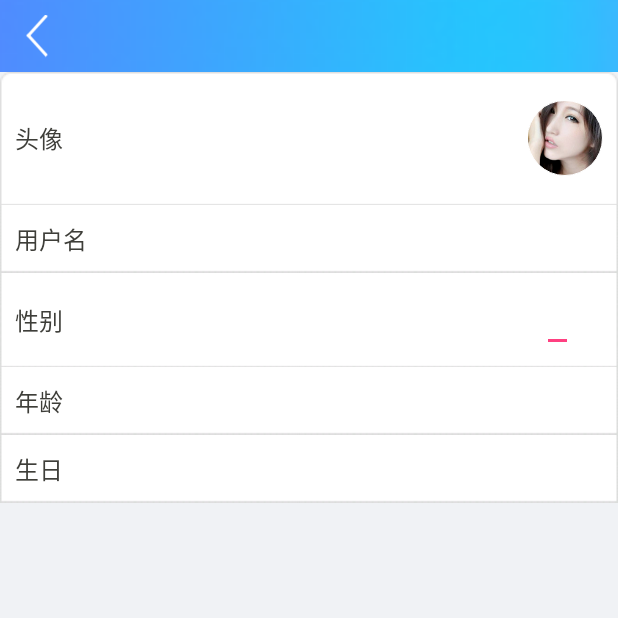
After one commit to wangyuhang0469/iplan, an Android app: the MakeUserInfo screen opened directly, with no data from a screen before it, on a phone screen of 412 x 824 dp, the top half of it. The commit adds this screen. Run offline under Robolectric (Android 15) with nearby library versions, the phone set to English and light mode, and no system bars; our stand-ins replace CircleImageView.

Commit message:
用户资料页面开发

```diff
--- a/app/src/main/AndroidManifest.xml
+++ b/app/src/main/AndroidManifest.xml
@@ -74,13 +74,18 @@
         <activity android:name=".bean.ScheduleMessage" />
         <activity android:name=".ui.AboutUs" />
         <activity android:name=".ui.Share" />
-        <activity android:name=".ui.FeedBack"></activity>
+        <activity android:name=".ui.FeedBack" />
         <activity android:name=".bean.ScheduleMessage" />
-        <activity android:name=".ui.SetSendActivity"></activity><!-- ATTENTION: This was auto-generated to add Google Play services to your project for
-     App Indexing.  See https://g.co/AppIndexing/AndroidStudio for more information. -->
+        <activity android:name=".ui.SetSendActivity" />
+        <!--
+ ATTENTION: This was auto-generated to add Google Play services to your project for
+     App Indexing.  See https://g.co/AppIndexing/AndroidStudio for more information.
+        -->
         <meta-data
             android:name="com.google.android.gms.version"
             android:value="@integer/google_play_services_version" />
+
+        <activity android:name=".ui.MakeUserInfo"></activity>
     </application>
 
 </manifest>
--- a/app/src/main/java/com/example/iplan/bean/User.java
+++ b/app/src/main/java/com/example/iplan/bean/User.java
@@ -13,6 +13,7 @@ import cn.bmob.v3.BmobUser;
 public class User extends BmobUser {
 
     private String avatar;
+    private String sex;
 
     public User(){}
 
@@ -26,7 +27,12 @@ public class User extends BmobUser {
         return avatar;
     }
 
+
+
     public void setAvatar(String avatar) {
         this.avatar = avatar;
     }
+
+
+
 }
--- /dev/null
+++ b/app/src/main/java/com/example/iplan/ui/MakeUserInfo.java
@@ -0,0 +1,18 @@
+package com.example.iplan.ui;
+
+import android.support.v7.app.AppCompatActivity;
+import android.os.Bundle;
+
+import com.example.iplan.R;
+import com.example.iplan.model.UserModel;
+
+public class MakeUserInfo extends AppCompatActivity {
+
+    @Override
+    protected void onCreate(Bundle savedInstanceState) {
+        super.onCreate(savedInstanceState);
+        setContentView(R.layout.activity_make_user_info);
+
+//        String bbb = UserModel.getInstance().getCurrentUser().setEmail();
+    }
+}
--- a/app/src/main/java/com/example/iplan/ui/UserInfoChange.java
+++ b/app/src/main/java/com/example/iplan/ui/UserInfoChange.java
@@ -2,6 +2,7 @@ package com.example.iplan.ui;
 
 import android.os.Bundle;
 import android.support.v7.app.AppCompatActivity;
+import android.text.TextUtils;
 import android.view.View;
 import android.widget.EditText;
 import android.widget.ImageView;
@@ -12,6 +13,7 @@ import android.widget.TextView;
 import com.example.iplan.R;
 import com.example.iplan.base.ImageLoaderFactory;
 import com.example.iplan.bean.User;
+import com.example.iplan.model.UserModel;
 
 import butterknife.Bind;
 import butterknife.ButterKnife;
@@ -43,12 +45,10 @@ public class UserInfoChange extends AppCompatActivity {
             super.onCreate(savedInstanceState);
             setContentView(R.layout.activity_user_info_change);
             ButterKnife.bind(this);
-//            initNaviView();
-//            user = (User) getBundle().getSerializable("u");
-            //构造聊天方的用户信息:传入用户id、用户名和用户头像三个参数
-//            info = new BmobIMUserInfo(user.getObjectId(), user.getUsername(), user.getAvatar());
-//            ImageLoaderFactory.getLoader().loadAvator(iv_avator, user.getAvatar(), R.mipmap.head);
-//            tv_name1.setText(user.getUsername());
+
+            String username = UserModel.getInstance().getCurrentUser().getUsername();
+            tv_name1.setText(TextUtils.isEmpty(username)?"":username);
+
         }
 
 
--- a/app/src/main/res/layout/activity_about_us.xml
+++ b/app/src/main/res/layout/activity_about_us.xml
@@ -34,8 +34,8 @@
         android:layout_width="fill_parent"
         android:layout_height="match_parent"
         android:textSize="13dp"
-        android:text="\t\t\t\t校园兼职职能介绍
-新兼职APP是一款定位于在校大学生兼职，辅以校园街（校内物品交易）、交友以及大学资讯为主要内容的大学生应用APP，该APP共搭建了三种平台:分别为兼职平台、校园街平台、资讯平台，致力于为大学生提供真实、好玩、实用的生活与服务。\n
+        android:text="\t\t\t\tIplan职能介绍
+IplanAPP是一款定位于，辅（校内物品交易）、交友以及大学资讯为主要内容的大学生应用APP，该APP共搭建了三种平台:分别为兼职平台、校园街平台、资讯平台，致力于为大学生提供真实、好玩、实用的生活与服务。\n
 校园兼职功能特色\n
 [真实靠谱的信息] 兼职信息经过四重审核，确保真实靠谱！\n
 [丰富齐全的兼职]信息种类齐全，既可满足学生进行社会实践，锻炼自我，也可满足蓝领求职找工作！\n
--- /dev/null
+++ b/app/src/main/res/layout/activity_make_user_info.xml
@@ -0,0 +1,140 @@
+<?xml version="1.0" encoding="utf-8"?>
+<LinearLayout xmlns:android="http://schemas.android.com/apk/res/android"
+    android:id="@+id/layout_all"
+    android:layout_width="match_parent"
+    android:layout_height="match_parent"
+    android:background="@color/theme_bg_color"
+    android:orientation="vertical" >
+
+    <include layout="@layout/include_navi"/>
+
+    <!--android:background="#e0000000"-->
+    <RelativeLayout
+        android:id="@+id/layout_head"
+        android:layout_width="match_parent"
+        android:layout_height="wrap_content"
+        android:background="@drawable/about_top_bg"
+
+        android:minHeight="80dp"
+        android:paddingLeft="10dp"
+        android:paddingRight="10dp" >
+
+        <TextView
+            style="@style/style_text_black"
+            android:layout_alignParentLeft="true"
+            android:layout_centerVertical="true"
+
+            android:text="@string/add_avator" />
+
+        <LinearLayout
+            android:layout_width="wrap_content"
+            android:layout_height="wrap_content"
+            android:layout_alignParentRight="true"
+            android:layout_centerVertical="true"
+            android:gravity="center_vertical"
+            android:orientation="horizontal" >
+
+            <com.example.iplan.ui.CircleImageView
+                android:id="@+id/iv_avator"
+                android:layout_alignParentRight="true"
+                android:layout_width="@dimen/height_50"
+                android:layout_height="@dimen/height_50"
+                android:layout_alignParentLeft="true"
+                android:layout_marginTop="@dimen/margin_12"
+                android:layout_marginBottom="@dimen/margin_12"
+                android:layout_marginLeft="@dimen/margin_16"
+                android:src="@mipmap/head" />
+
+        </LinearLayout>
+
+    </RelativeLayout>
+
+    <RelativeLayout
+        android:id="@+id/layout_name"
+        android:layout_width="match_parent"
+        android:layout_height="wrap_content"
+        android:background="@drawable/about_mid_bg"
+        android:padding="10dp" >
+
+        <TextView
+            style="@style/style_text_black"
+            android:layout_alignParentLeft="true"
+            android:layout_centerVertical="true"
+            android:text="@string/add_name" />
+
+        <TextView
+            android:id="@+id/tv_name1"
+            style="@style/style_text_black"
+            android:layout_alignParentRight="true"
+            android:layout_centerVertical="true"
+            android:layout_marginRight="20dp"
+            android:drawablePadding="10dp" />
+    </RelativeLayout>
+
+    <RelativeLayout
+        android:id="@+id/layout_sex"
+        android:layout_width="match_parent"
+        android:layout_height="wrap_content"
+        android:background="@drawable/about_mid_bg"
+        android:padding="10dp" >
+
+        <TextView
+            style="@style/style_text_black"
+            android:layout_alignParentLeft="true"
+            android:layout_centerVertical="true"
+            android:text="@string/add_sex" />
+        <EditText
+            android:id="@+id/tv_sex"
+            style="@style/style_text_black"
+            android:layout_alignParentRight="true"
+            android:layout_centerVertical="true"
+            android:layout_marginRight="20dp"
+            android:drawablePadding="10dp" />
+    </RelativeLayout>
+
+    <RelativeLayout
+        android:id="@+id/layout_age"
+        android:layout_width="match_parent"
+        android:layout_height="wrap_content"
+        android:background="@drawable/about_mid_bg"
+        android:padding="10dp" >
+
+        <TextView
+            style="@style/style_text_black"
+            android:layout_alignParentLeft="true"
+            android:layout_centerVertical="true"
+            android:text="@string/add_age" />
+        <TextView
+            android:id="@+id/tv_age"
+            style="@style/style_text_black"
+            android:layout_alignParentRight="true"
+            android:layout_centerVertical="true"
+            android:layout_marginRight="20dp"
+            android:drawablePadding="10dp" />
+    </RelativeLayout>
+
+    <RelativeLayout
+        android:id="@+id/layout_birth"
+        android:layout_width="match_parent"
+        android:layout_height="wrap_content"
+        android:background="@drawable/about_mid_bg"
+        android:padding="10dp" >
+
+        <TextView
+            style="@style/style_text_black"
+            android:layout_alignParentLeft="true"
+            android:layout_centerVertical="true"
+            android:text="@string/add_birth" />
+        <TextView
+            android:id="@+id/tv_birth"
+            style="@style/style_text_black"
+            android:layout_alignParentRight="true"
+            android:layout_centerVertical="true"
+            android:layout_marginRight="20dp"
+            android:drawablePadding="10dp" />
+    </RelativeLayout>
+
+
+
+
+</LinearLayout>
```
